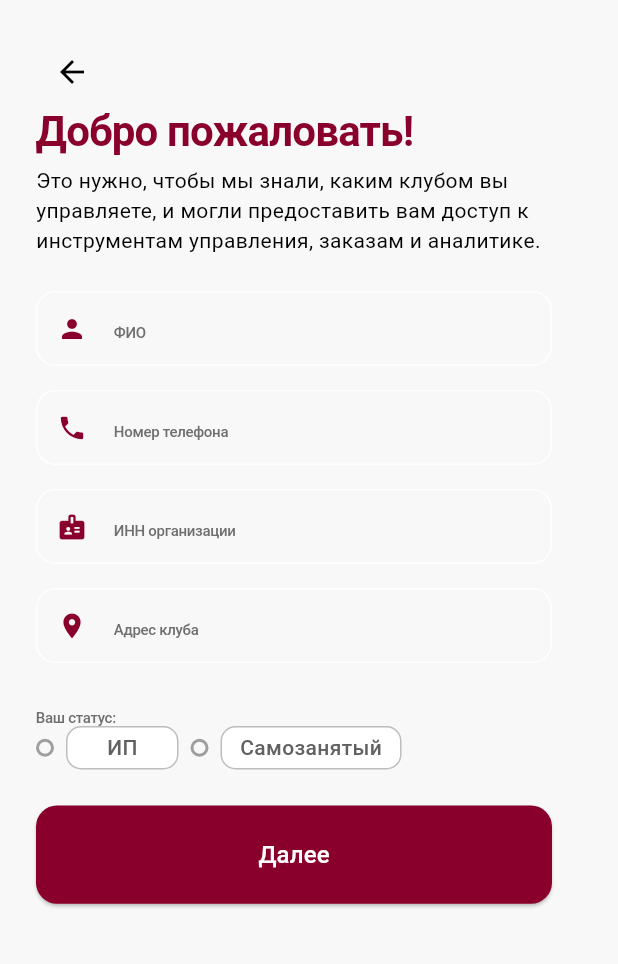
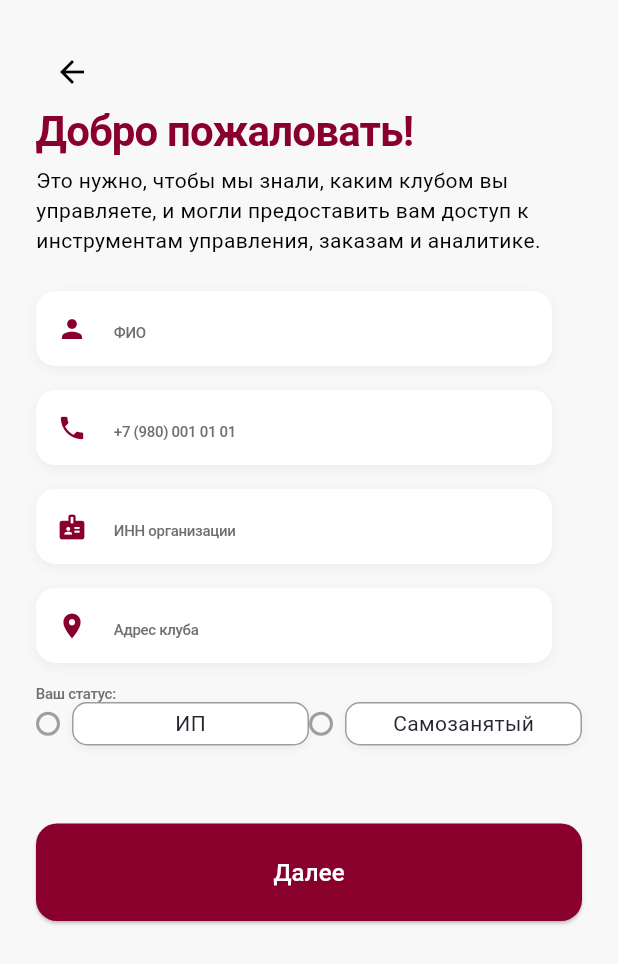
Before and after one commit to Lalamee/bowling-app-flutter, a Flutter app: the RegisterOwnerScreen screen opened directly, on a phone screen of 412 x 824 dp. Shown: the top 964 px of the screen. Run offline on Flutter 3.47's test engine with Material 3 defaults, Android fonts, the phone set to English and light mode, and no system bars; our stand-ins replace mask_text_input_formatter.

Commit message:
edit labeled text field

```diff
--- a/lib/screens/register_owner_screen.dart
+++ b/lib/screens/register_owner_screen.dart
@@ -2,12 +2,12 @@ import 'package:flutter/material.dart';
 import '../theme/colors.dart';
 import '../theme/text_styles.dart';
 import '../widgets/labeled_text_field.dart';
-import '../widgets/radio_group.dart';
+import '../widgets/radio_group_horizontal.dart';
+import '../widgets/radio_group_vertical.dart';
 import '../widgets/custom_button.dart';
 
 class RegisterOwnerScreen extends StatefulWidget {
   const RegisterOwnerScreen({Key? key}) : super(key: key);
-
   @override
   State<RegisterOwnerScreen> createState() => _RegisterOwnerScreenState();
 }
@@ -21,16 +21,16 @@ class _RegisterOwnerScreenState extends State<RegisterOwnerScreen> {
   final _skills = TextEditingController();
   final _phone = TextEditingController();
   final _fio = TextEditingController();
+  final _customEquipment = TextEditingController();
   String? status;
   String? selectedEquipment;
-
-  int _currentStep = 0;
+  int _step = 0;
 
   final List<String> _equipmentOptions = ['AMF', 'Brunswick', 'VIA', 'XIMA', 'другое'];
 
   @override
   void dispose() {
-    [_inn, _club, _addr, _lanes, _skills, _phone, _fio].forEach((c) => c.dispose());
+    [_inn, _club, _addr, _lanes, _skills, _phone, _fio, _customEquipment].forEach((c) => c.dispose());
     super.dispose();
   }
 
@@ -55,31 +55,29 @@ class _RegisterOwnerScreenState extends State<RegisterOwnerScreen> {
 
   void _nextStep() {
     if (_formKey.currentState!.validate()) {
-      setState(() => _currentStep++);
+      setState(() => _step++);
     }
   }
 
   void _prevStep() {
-    if (_currentStep > 0) {
-      setState(() => _currentStep--);
-    }
+    setState(() => _step--);
   }
 
   @override
-  Widget build(BuildContext context) {
+  Widget build(BuildContext ctx) {
     final pages = [
-      _buildStepOne(context),
-      _buildStepTwo(context),
+      _buildStepOne(ctx),
+      _buildStepTwo(ctx),
     ];
 
     return Scaffold(
       backgroundColor: AppColors.background,
       body: SafeArea(
-        child: Form(
-          key: _formKey,
-          child: SingleChildScrollView(
-            padding: const EdgeInsets.all(24),
-            child: pages[_currentStep],
+        child: SingleChildScrollView(
+          padding: const EdgeInsets.all(24),
+          child: Form(
+            key: _formKey,
+            child: pages[_step],
           ),
         ),
       ),
@@ -95,15 +93,40 @@ class _RegisterOwnerScreenState extends State<RegisterOwnerScreen> {
         const SizedBox(height: 8),
         const Text('Это нужно, чтобы мы знали, каким клубом вы управляете, и могли предоставить вам доступ к инструментам управления, заказам и аналитике.'),
         const SizedBox(height: 24),
-        LabeledTextField(label: 'ФИО', controller: _fio, validator: _validateNotEmpty, icon: Icons.person),
-        LabeledTextField(label: 'Номер телефона', controller: _phone, validator: _validateNotEmpty, keyboardType: TextInputType.phone, icon: Icons.phone),
-        LabeledTextField(label: 'ИНН организации', controller: _inn, validator: _validateNotEmpty, keyboardType: TextInputType.number, icon: Icons.badge),
-        LabeledTextField(label: 'Адрес клуба', controller: _addr, validator: _validateNotEmpty, icon: Icons.location_on),
-        const SizedBox(height: 16),
+        LabeledTextField(
+          label: 'ФИО',
+          controller: _fio,
+          validator: _validateNotEmpty,
+          icon: Icons.person),
+        LabeledTextField(
+          label: 'Номер телефона',
+          controller: _phone,
+          validator: _validateNotEmpty,
+          keyboardType: TextInputType.phone,
+          icon: Icons.phone),
+        LabeledTextField(
+          label: 'ИНН организации',
+          controller: _inn,
+          validator: _validateNotEmpty,
+          keyboardType: TextInputType.number,
+          icon: Icons.badge),
+        LabeledTextField(
+          label: 'Адрес клуба',
+          controller: _addr,
+          validator: _validateNotEmpty,
+          icon: Icons.location_on),
         const Text('Ваш статус:', style: AppTextStyles.formLabel),
-        RadioGroup(options: const ['ИП', 'Самозанятый'], groupValue: status, onChanged: (v) => setState(() => status = v)),
-        const SizedBox(height: 24),
-        CustomButton(text: 'Далее', onPressed: _nextStep),
+        RadioGroupHorizontal(
+          options: const ['ИП', 'Самозанятый'],
+          groupValue: status,
+          onChanged: (v) => setState(() => status = v),
+        ),
+        const SizedBox(height: 52),
+        SizedBox(
+          width: double.infinity,
+          height: 65,
+          child: CustomButton(text: 'Далее', onPressed: _nextStep),
+        ),
       ],
     );
   }
@@ -117,15 +140,34 @@ class _RegisterOwnerScreenState extends State<RegisterOwnerScreen> {
         const SizedBox(height: 8),
         const Text('Укажите количество дорожек и установленное оборудование — это нужно, чтобы мы могли точно учитывать особенности вашего клуба, подбирая подходящие сервисные решения, а также быстрее обрабатывать заявки на обслуживание.'),
         const SizedBox(height: 24),
-        LabeledTextField(label: 'Название клуба', controller: _club, validator: _validateNotEmpty, icon: Icons.sports),
-        LabeledTextField(label: 'Количество дорожек', controller: _lanes, validator: _validateInteger, keyboardType: TextInputType.number, icon: Icons.format_list_numbered),
-        const SizedBox(height: 16),
+        LabeledTextField(
+          label: 'Название клуба',
+          controller: _club,
+          validator: _validateNotEmpty,
+          icon: Icons.sports),
+        LabeledTextField(
+          label: 'Количество дорожек',
+          controller: _lanes,
+          validator: _validateInteger,
+          keyboardType: TextInputType.number,
+          icon: Icons.format_list_numbered),
         const Text('Какое оборудование стоит в клубе', style: AppTextStyles.formLabel),
-        RadioGroup(options: _equipmentOptions, groupValue: selectedEquipment, onChanged: (v) => setState(() => selectedEquipment = v)),
+        RadioGroupVertical(
+          options: _equipmentOptions,
+          groupValue: selectedEquipment,
+          onChanged: (v) => setState(() => selectedEquipment = v),
+        ),
+        if (selectedEquipment == 'другое')
+          Padding(
+            padding: const EdgeInsets.only(top: 12),
+            child: LabeledTextField(label: 'Уточните', controller: _customEquipment, validator: _validateNotEmpty),
+          ),
         const SizedBox(height: 24),
-        LabeledTextField(label: 'Навыки', controller: _skills, validator: _validateNotEmpty),
-        const SizedBox(height: 24),
-        CustomButton(text: 'Зарегистрироваться', onPressed: _submit),
+        SizedBox(
+          width: double.infinity,
+          height: 65,
+          child: CustomButton(text: 'Зарегистрироваться', onPressed: _submit),
+        ),
       ],
     );
   }
--- a/lib/widgets/labeled_text_field.dart
+++ b/lib/widgets/labeled_text_field.dart
@@ -1,8 +1,10 @@
 import 'package:flutter/material.dart';
+import 'package:flutter/services.dart';
+import 'package:mask_text_input_formatter/mask_text_input_formatter.dart';
 import '../theme/colors.dart';
 import '../theme/text_styles.dart';
 
-class LabeledTextField extends StatelessWidget {
+class LabeledTextField extends StatefulWidget {
   final String label;
   final TextEditingController controller;
   final String? Function(String?)? validator;
@@ -10,6 +12,7 @@ class LabeledTextField extends StatelessWidget {
   final bool readOnly;
   final VoidCallback? onTap;
   final IconData? icon;
+  final EdgeInsetsGeometry padding;
 
   const LabeledTextField({
     Key? key,
@@ -20,32 +23,159 @@ class LabeledTextField extends StatelessWidget {
     this.readOnly = false,
     this.onTap,
     this.icon,
+    this.padding = const EdgeInsets.only(bottom: 16),
   }) : super(key: key);
 
   @override
+  State<LabeledTextField> createState() => _LabeledTextFieldState();
+}
+
+class _LabeledTextFieldState extends State<LabeledTextField> {
+  String? errorText;
+  late FocusNode _focusNode;
+
+  final maskFormatter = MaskTextInputFormatter(
+    mask: '+7 (###) ### ## ##',
+    filter: {"#": RegExp(r'\d')},
+  );
+
+  bool get isPhone => widget.keyboardType == TextInputType.phone;
+  bool get isINN =>
+      widget.keyboardType == TextInputType.number &&
+      widget.label.toLowerCase().contains('инн');
+
+  @override
+  void initState() {
+    super.initState();
+    _focusNode = FocusNode();
+
+    _focusNode.addListener(() {
+      if (isPhone && _focusNode.hasFocus) {
+        if (widget.controller.text.isEmpty) {
+          widget.controller.text = '+7 ';
+          widget.controller.selection = TextSelection.fromPosition(
+            TextPosition(offset: widget.controller.text.length),
+          );
+        }
+      }
+    });
+  }
+
+  @override
+  void dispose() {
+    _focusNode.dispose();
+    super.dispose();
+  }
+
+  String? _validatePhone(String? value) {
+    if (value == null ||
+        value.trim().isEmpty ||
+        value == '+7 ' ||
+        value == '+7') {
+      return 'Введите номер телефона';
+    }
+    if (!maskFormatter.isFill()) {
+      return 'Введите полный номер телефона';
+    }
+    return null;
+  }
+
+  String? _validateINN(String? value) {
+    if (value == null || value.trim().isEmpty) {
+      return 'Введите ИНН';
+    } else if (value.length != 10 && value.length != 12) {
+      return 'ИНН должен содержать 10 или 12 цифр';
+    } else if (!RegExp(r'^\d+$').hasMatch(value)) {
+      return 'ИНН должен содержать только цифры';
+    }
+    return null;
+  }
+
+  void _onChanged(String val) {
+    String? newError;
+    if (isPhone) {
+      newError = _validatePhone(val);
+    } else if (isINN) {
+      newError = _validateINN(val);
+    } else if (widget.validator != null) {
+      newError = widget.validator!(val);
+    }
+
+    setState(() {
+      errorText = newError;
+    });
+  }
+
+  @override
   Widget build(BuildContext context) {
+    final inputFormatters = <TextInputFormatter>[];
+
+    if (isPhone) {
+      inputFormatters.add(maskFormatter);
+    } else if (isINN) {
+      inputFormatters.add(FilteringTextInputFormatter.digitsOnly);
+      inputFormatters.add(LengthLimitingTextInputFormatter(12));
+    }
+
     return Padding(
-      padding: const EdgeInsets.only(bottom: 16),
+      padding: widget.padding,
+      child: Column(
+        crossAxisAlignment: CrossAxisAlignment.start,
+        children: [
+          Container(
+            decoration: BoxDecoration(
+              color: Colors.white,
+              borderRadius: BorderRadius.circular(12.84),
+              boxShadow: [
+                BoxShadow(
+                  color: Colors.black.withOpacity(0.05),
+                  blurRadius: 6,
+                  offset: const Offset(0, 2),
+                ),
+              ],
+            ),
             child: SizedBox(
               width: 344,
               height: 50,
               child: TextFormField(
-          controller: controller,
-          validator: validator,
-          keyboardType: keyboardType,
-          readOnly: readOnly,
-          onTap: onTap,
+                focusNode: _focusNode,
+                controller: widget.controller,
+                keyboardType: widget.keyboardType,
+                readOnly: widget.readOnly,
+                onTap: widget.onTap,
+                inputFormatters: inputFormatters,
                 decoration: InputDecoration(
-            hintText: label,
+                  hintText: isPhone ? '+7 (980) 001 01 01' : widget.label,
                   hintStyle: AppTextStyles.formLabel,
-            prefixIcon: icon != null ? Icon(icon, size: 20, color: AppColors.primary) : null,
+                  prefixIcon: widget.icon != null
+                      ? Icon(widget.icon, size: 20, color: AppColors.primary)
+                      : null,
                   border: OutlineInputBorder(
+                    borderSide: BorderSide.none,
                     borderRadius: BorderRadius.circular(12.84),
                   ),
-            contentPadding: const EdgeInsets.symmetric(horizontal: 12, vertical: 14),
+                  contentPadding:
+                      const EdgeInsets.symmetric(horizontal: 12, vertical: 14),
+                  errorText: null,
                 ),
                 style: AppTextStyles.formInput,
+                onChanged: _onChanged,
               ),
+            ),
+          ),
+          if (errorText != null)
+            Padding(
+              padding: const EdgeInsets.only(top: 4, left: 12),
+              child: Text(
+                errorText!,
+                style: const TextStyle(
+                  color: Colors.red,
+                  fontSize: 12,
+                  height: 1.2,
+                ),
+              ),
+            ),
+        ],
       ),
     );
   }
--- a/lib/widgets/radio_group.dart
+++ /dev/null
@@ -1,67 +0,0 @@
-import 'package:flutter/material.dart';
-
-class RadioGroup extends StatelessWidget {
-  final List<String> options;
-  final String? groupValue;
-  final void Function(String?) onChanged;
-
-  const RadioGroup({
-    Key? key,
-    required this.options,
-    required this.groupValue,
-    required this.onChanged,
-  }) : super(key: key);
-
-  @override
-  Widget build(BuildContext context) {
-    return Wrap(
-      spacing: 8,
-      runSpacing: 8,
-      children: options.map((label) {
-        final isSelected = label == groupValue;
-        return GestureDetector(
-          onTap: () => onChanged(label),
-          child: Row(
-            mainAxisSize: MainAxisSize.min,
-            children: [
-              Container(
-                width: 12,
-                height: 12,
-                margin: const EdgeInsets.only(right: 8),
-                decoration: BoxDecoration(
-                  shape: BoxShape.circle,
-                  border: Border.all(
-                    color: isSelected ? const Color(0xFF8A002D) : Colors.grey,
-                    width: 2,
-                  ),
-                  color: isSelected ? const Color(0xFF8A002D) : Colors.transparent,
-                ),
-              ),
-              Container(
-                height: 29,
-                constraints: const BoxConstraints(minWidth: 75),
-                padding: const EdgeInsets.symmetric(horizontal: 12),
-                alignment: Alignment.center,
-                decoration: BoxDecoration(
-                  color: Colors.white,
-                  borderRadius: BorderRadius.circular(10),
-                  border: Border.all(
-                    color: isSelected ? const Color(0xFF8A002D) : Colors.grey.shade400,
-                  ),
-                ),
-                child: Text(
-                  label,
-                  style: TextStyle(
-                    fontSize: 14,
-                    fontWeight: FontWeight.w500,
-                    color: isSelected ? const Color(0xFF8A002D) : Colors.grey[700],
-                  ),
-                ),
-              ),
-            ],
-          ),
-        );
-      }).toList(),
-    );
-  }
-}
--- /dev/null
+++ b/lib/widgets/radio_group_horizontal.dart
@@ -0,0 +1,69 @@
+import 'package:flutter/material.dart';
+import '../theme/colors.dart';
+import '../theme/text_styles.dart';
+
+class RadioGroupHorizontal extends StatelessWidget {
+  final List<String> options;
+  final String? groupValue;
+  final void Function(String?) onChanged;
+
+  const RadioGroupHorizontal({
+    Key? key,
+    required this.options,
+    required this.groupValue,
+    required this.onChanged,
+  }) : super(key: key);
+
+  @override
+  Widget build(BuildContext context) {
+    return Row(
+      mainAxisAlignment: MainAxisAlignment.spaceBetween,
+      children: options.map((label) {
+        final isSelected = label == groupValue;
+        return Expanded(
+          child: InkWell(
+            onTap: () => onChanged(label),
+            child: Row(
+              children: [
+                Padding(
+                  padding: const EdgeInsets.only(right: 8),
+                  child: Container(
+                    width: 16,
+                    height: 16,
+                    decoration: BoxDecoration(
+                      shape: BoxShape.circle,
+                      border: Border.all(
+                        color: isSelected ? AppColors.primary : Colors.grey,
+                        width: 2,
+                      ),
+                      color: isSelected ? AppColors.primary : Colors.transparent,
+                    ),
+                  ),
+                ),
+                Expanded(
+                  child: Container(
+                    height: 29,
+                    decoration: BoxDecoration(
+                      border: Border.all(color: isSelected ? AppColors.primary : Colors.grey),
+                      borderRadius: BorderRadius.circular(10),
+                      color: Colors.white,
+                      boxShadow: [
+                        BoxShadow(
+                          color: Colors.black.withOpacity(0.05),
+                          blurRadius: 4,
+                          offset: const Offset(0, 2),
+                        ),
+                      ],
+                    ),
+                    alignment: Alignment.center,
+                    child: Text(label, style: AppTextStyles.formInput),
+                  ),
+                ),
+              ],
+            ),
+          ),
+        );
+      }).toList(),
+    );
+  }
+}
--- a/pubspec.yaml
+++ b/pubspec.yaml
@@ -28,6 +28,7 @@ environment:
 # the latest version available on pub.dev. To see which dependencies have newer
 # versions available, run `flutter pub outdated`.
 dependencies:
+  mask_text_input_formatter: ^2.4.0
   flutter:
     sdk: flutter
   cupertino_icons: ^1.0.8
```
Also changed, not shown: lib/screens/register_mechanic_screen.dart (+5 -3 lines), lib/widgets/radio_group_vertical.dart (added, +67 -0 lines), pubspec.lock. Lines whose indentation alone changed are shown as unchanged.
